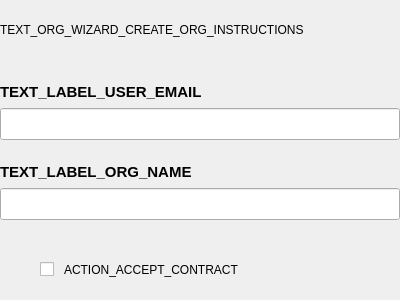
Above: parsec/core/gui/forms/create_org_second_page_widget.ui from Scille/parsec-cloud before the change. Below: the same form after it.
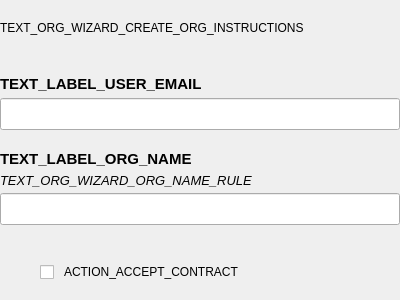
That is the form after the change.

What changed in the file:
```diff
--- a/parsec/core/gui/forms/create_org_second_page_widget.ui
+++ b/parsec/core/gui/forms/create_org_second_page_widget.ui
@@ -100,6 +100,19 @@
        </property>
       </widget>
      </item>
+     <item>
+      <widget class="QLabel" name="label_3">
+       <property name="font">
+        <font>
+         <pointsize>10</pointsize>
+         <italic>true</italic>
+        </font>
+       </property>
+       <property name="text">
+        <string>TEXT_ORG_WIZARD_ORG_NAME_RULE</string>
+       </property>
+      </widget>
+     </item>
      <item>
       <widget class="QLineEdit" name="line_edit_org_name">
        <property name="minimumSize">
```
